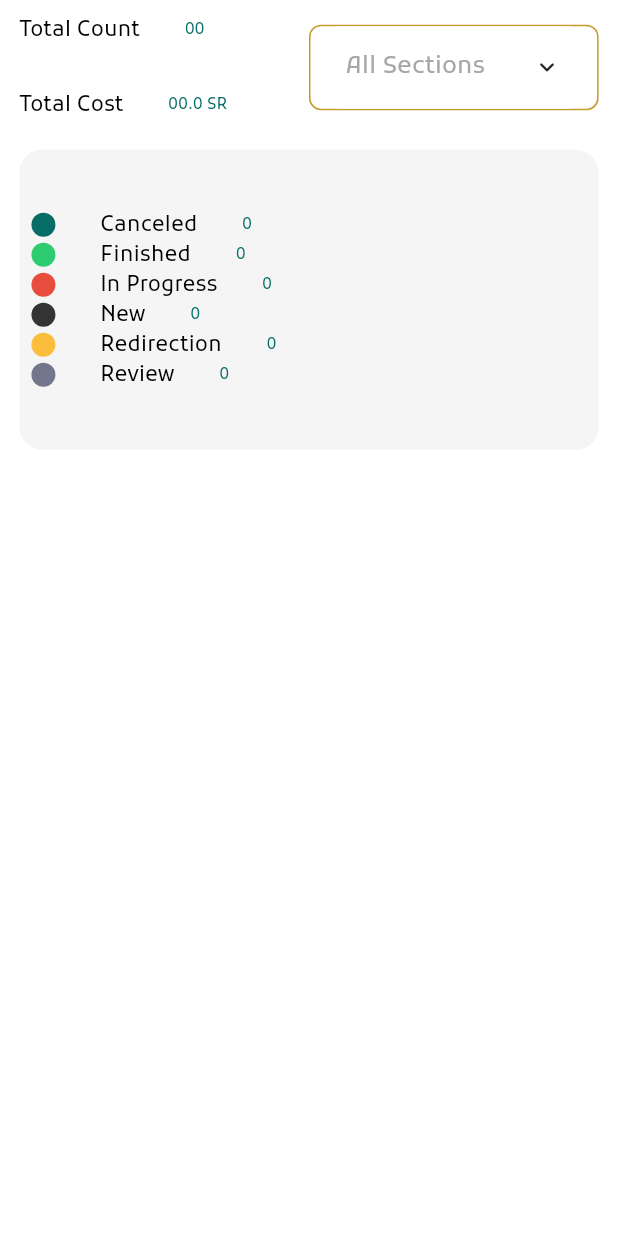
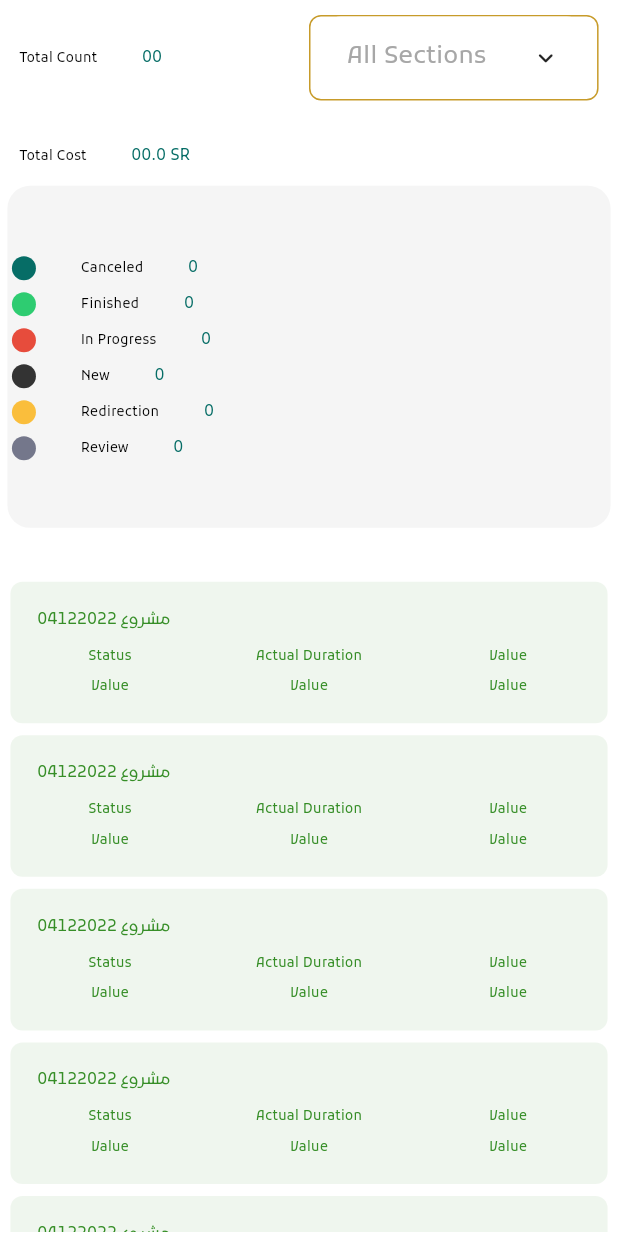
Before and after one commit to oualiddahdi/mms, a Flutter app: the IRRequestsReportsScreen screen opened directly, on a phone screen of 412 x 824 dp. Run offline on Flutter 3.47's test engine with Material 3 defaults, Android fonts, the phone set to English and light mode, and no system bars; our stand-ins replace animated_custom_dropdown, cached_network_image, connectivity_plus, delightful_toast, easy_localization, equatable and 9 more; missing offline and left inert: flutter_material_symbols, jhijri; accounts and stored records are empty; network calls fail.

Commit message:
edit HomePage ,IRRequestsReportsScreen, ProjectsReportsScreen,VisitsReportsScreen, HomeScreen

```diff
--- a/lib/core/utils/image_constant.dart
+++ b/lib/core/utils/image_constant.dart
@@ -21,6 +21,8 @@ class ImageConstant {
   static String datetime = 'assets/images/datetime.svg';
   static String calendarAdd = 'assets/images/calendar_add.svg';
 
+  static String rocketchat = '$imagePath/rocketchat.svg';
+  static String bell = '$imagePath/bell-solid.svg';
 
 
 }
--- a/lib/presentation/home_screen/ reports_screen/ir_requests_reports_screen/ir_requests_reports_screen.dart
+++ b/lib/presentation/home_screen/ reports_screen/ir_requests_reports_screen/ir_requests_reports_screen.dart
@@ -2,8 +2,11 @@ import 'package:animated_custom_dropdown/custom_dropdown.dart';
 import 'package:easy_localization/easy_localization.dart';
 import 'package:flutter/cupertino.dart';
 import 'package:flutter/material.dart';
+import 'package:get/route_manager.dart';
 import 'package:project/core/utils/color_constant.dart';
 import 'package:project/core/utils/size_utils.dart';
+import 'package:project/presentation/project_details_screen/project_details_screen.dart';
+import 'package:project/theme/custom_text_style.dart';
 import 'package:project/theme/theme_helper.dart';
 import 'package:syncfusion_flutter_charts/charts.dart';
 
@@ -11,12 +14,11 @@ class IRRequestsReportsScreen extends StatefulWidget {
   const IRRequestsReportsScreen({super.key});
 
   @override
-  _IRRequestsReportsScreenState createState() => _IRRequestsReportsScreenState();
+  _IRRequestsReportsScreenState createState() =>
+      _IRRequestsReportsScreenState();
 }
 
 class _IRRequestsReportsScreenState extends State<IRRequestsReportsScreen> {
-
-
   List<Map<String, dynamic>> data = [
     {
       'value': 0,
@@ -59,8 +61,13 @@ class _IRRequestsReportsScreenState extends State<IRRequestsReportsScreen> {
   ];
 
   final jobRoleCtrl = TextEditingController();
-  var itemSections = ['first_sections'.tr(), 'second_sections'.tr(), 'third_sections'.tr(), 'fourth_sections'.tr(), 'all_sections'.tr()];
-
+  var itemSections = [
+    'first_sections'.tr(),
+    'second_sections'.tr(),
+    'third_sections'.tr(),
+    'fourth_sections'.tr(),
+    'all_sections'.tr()
+  ];
 
   @override
   Widget build(BuildContext context) {
@@ -74,20 +81,22 @@ class _IRRequestsReportsScreenState extends State<IRRequestsReportsScreen> {
   }
 
   Widget _buildReportBody() {
-    return  Column(
+    return SingleChildScrollView(
+      child: Column(
         children: [
           _buildTotalCountRow(),
           _buildChart(),
           SizedBox(height: 14.h),
-        // _listItem()
+          _buildScrollableList()
         ],
+      ),
     );
-
   }
 
   Widget _buildChart() {
     return Container(
-      margin: const EdgeInsets.all(10),
+      padding: const EdgeInsets.only(bottom: 15, top: 15, left: 3, right: 3),
+      margin: const EdgeInsets.all(2),
       decoration: ShapeDecoration(
         color: const Color(0xFFF5F5F5),
         shape: RoundedRectangleBorder(
@@ -97,20 +106,19 @@ class _IRRequestsReportsScreenState extends State<IRRequestsReportsScreen> {
       child: Row(
         children: [
           Expanded(
-            child: Padding(
-              padding: const EdgeInsets.all(8.0),
             child: _buildAdvancedContainers(),
           ),
-          ),
           Expanded(
-            child: SizedBox(
-              height: 200.0, // Set your desired height
+            child: FittedBox(
+              fit: BoxFit.scaleDown,
               child: SfCircularChart(
                 series: <CircularSeries>[
                   DoughnutSeries<Map<String, dynamic>, String>(
                     dataSource: data,
-                    xValueMapper: (Map<String, dynamic> data, _) => data['label'],
-                    yValueMapper: (Map<String, dynamic> data, _) => data['value'],
+                    xValueMapper: (Map<String, dynamic> data, _) =>
+                        data['label'],
+                    yValueMapper: (Map<String, dynamic> data, _) =>
+                        data['value'],
                     pointColorMapper: (Map<String, dynamic> data, _) =>
                         data['color'],
                     dataLabelSettings: const DataLabelSettings(isVisible: true),
@@ -129,22 +137,22 @@ class _IRRequestsReportsScreenState extends State<IRRequestsReportsScreen> {
     );
   }
 
-
   Widget _buildAdvancedContainers() {
     return ListView.builder(
       shrinkWrap: true,
       physics: const NeverScrollableScrollPhysics(),
       itemCount: data.length,
       itemBuilder: (context, index) {
-        return  _buildData(data[index]['label']!.toString(),
+        return _buildData(data[index]['label']!.toString(),
             data[index]['value']!.toString(), data[index]['color']);
-
       },
     );
   }
 
-  Widget _buildData(String label, String value,Color? color) {
-    return Row(
+  Widget _buildData(String label, String value, Color? color) {
+    return Container(
+      margin: const EdgeInsets.only(top: 5, bottom: 3),
+      child: Row(
         children: [
           Container(
             width: 16,
@@ -157,36 +165,44 @@ class _IRRequestsReportsScreenState extends State<IRRequestsReportsScreen> {
           SizedBox(width: 14.h),
           _buildDataRow(label, value),
         ],
+      ),
     );
   }
 
   Widget _buildTotalCountRow() {
+    bool isArabic = Localizations.localeOf(context).languageCode == 'ar';
+
     return Container(
       margin: const EdgeInsets.all(10),
-      child: Row(
-        mainAxisAlignment: MainAxisAlignment.spaceBetween,
+      child: Column(
+        children: [
+          Row(
             children: [
               Expanded(
-            child: Column(
-              children: [
-                _buildDataRow('total_count', '00'),
-                SizedBox(height: 14.h),
-                _buildDataRow('total_cost', '00.0${'sr'.tr()}'),
-              ],
+                child: FittedBox(
+                  alignment:
+                      isArabic ? Alignment.centerRight : Alignment.centerLeft,
+                  fit: BoxFit.scaleDown,
+                  // or BoxFit.contain depending on your preference
+                  child: _buildDataRow('total_count', '00'),
                 ),
               ),
-
               Expanded(
                 child: Container(
-              padding: EdgeInsets.only(right: 10.v,left: 10.v),
+                  padding: EdgeInsets.symmetric(
+                    horizontal: MediaQuery.of(context).size.width *
+                        0.02, // تعديل النسبة حسب احتياجات التصميم
+                  ),
                   decoration: ShapeDecoration(
                     shape: RoundedRectangleBorder(
-                  side: const BorderSide(width: 1, color: ColorConstant.primaryGold),
+                      side: const BorderSide(
+                          width: 1, color: ColorConstant.primaryGold),
                       borderRadius: BorderRadius.circular(8),
                     ),
                   ),
                   child: CustomDropdown(
-                items:itemSections,
+                    listItemStyle: const TextStyle(fontSize: 14),
+                    items: itemSections,
                     hintText: 'all_sections'.tr(),
                     controller: jobRoleCtrl,
                   ),
@@ -194,14 +210,19 @@ class _IRRequestsReportsScreenState extends State<IRRequestsReportsScreen> {
               )
             ],
           ),
+          SizedBox(height: 14.h),
+          _buildDataRow('total_cost', '00.0${'sr'.tr()}'),
+        ],
+      ),
     );
   }
-
 
   Widget _buildDataRow(String label, String value) {
     return Row(
       children: [
-        Text(label, style: theme.textTheme.labelLarge).tr(),
+        Text(label,
+                style: theme.textTheme.labelLarge!.copyWith(fontSize: 12.fSize))
+            .tr(),
         SizedBox(width: 14.h),
         Text(value,
                 style: TextStyle(
@@ -211,97 +232,88 @@ class _IRRequestsReportsScreenState extends State<IRRequestsReportsScreen> {
     );
   }
 
-  Widget _listItem(){
+  Widget _buildScrollableList() {
+    const itemCount =
+        5; // Change this to the actual number of items in your list
+    return ListView.builder(
+      physics: NeverScrollableScrollPhysics(),
+      // Disable scrolling for the inner list
+      shrinkWrap: true,
+      // Allow the list to take the height it needs
+      itemCount: itemCount,
+      // projctList.length, // Replace with the actual number of items in your list
+      itemBuilder: (BuildContext context, int index) {
+        // Replace the return statement with your list item widget
+        return InkWell(
+          onTap: () {
+            Get.to(const ProjectDetailsScreen());
+          },
+          child: Padding(
+            padding: const EdgeInsets.all(4.0),
+            child: Container(
+              padding: const EdgeInsets.only(bottom: 18, top: 18),
+              decoration: ShapeDecoration(
+                color: ColorConstant.secondaryColor14368E27,
+                shape: RoundedRectangleBorder(
+                    borderRadius: BorderRadius.circular(8)),
+              ),
+              child: Column(
+                crossAxisAlignment: CrossAxisAlignment.start,
+                children: [
+                  Container(
+                    margin:
+                        const EdgeInsets.only(right: 18, left: 18, bottom: 10),
+                    child: Text(
+                      "مشروع 04122022".tr(),
+                      style: CustomTextStyles.labelMediumBluegray300.copyWith(
+                        fontSize: 14.0.v,
+                        color: ColorConstant.secondaryColor368E27,
+                      ),
+                    ),
+                  ),
+                  Row(
+                    children: [
+                      Expanded(
+                        child: _buildInfoColumn("status", "Regular 3.76%"),
+                      ),
+                      Expanded(
+                        child: _buildInfoColumn("actualDuration", "365 days"),
+                      ),
+                      Expanded(
+                        child: _buildInfoColumn("value", "4,000,000 SAR"),
+                      ),
+                    ],
+                  ),
+                ],
+              ),
+            ),
+          ),
+        );
+      },
+    );
+  }
+
+  Widget _buildInfoColumn(String label, String value) {
     return Column(
       children: [
-        Container(
-          width: 344,
-          height: 500,
-          decoration: ShapeDecoration(
-            color: const Color(0x14A0AF9D),
-            shape: RoundedRectangleBorder(borderRadius: BorderRadius.circular(8)),
+        Text(
+          label,
+          style: TextStyle(
+              color: ColorConstant.secondaryColor368E27, fontSize: 12.v),
+          overflow: TextOverflow.ellipsis, // or TextOverflow.clip
+          maxLines: 1,
+        ).tr(),
+        SizedBox(
+          height: 10.v,
         ),
-        ),
-        const Text(
-          'مشروع 04122022',
-          textAlign: TextAlign.center,
+        Text(
+          "value",
           style: TextStyle(
-            color: Color(0xFF358E27),
-            fontSize: 14,
-            fontFamily: 'Neo Sans Arabic',
-            fontWeight: FontWeight.w400,
-            height: 0,
-          ),
-        ),
-        const Text(
-          'الحالة',
-          textAlign: TextAlign.center,
-          style: TextStyle(
-            color: Color(0xFF368E27),
-            fontSize: 14,
-            fontFamily: 'Neo Sans Arabic',
-            fontWeight: FontWeight.w400,
-            height: 0,
-          ),
-        ),
-        const Text(
-          'منتظم 0.006%',
-          textAlign: TextAlign.center,
-          style: TextStyle(
-            color: Color(0xFF368E27),
-            fontSize: 12,
-            fontFamily: 'Neo Sans Arabic',
-            fontWeight: FontWeight.w400,
-            height: 0,
-          ),
-        ),
-        const Text(
-          '15 يوم',
-          textAlign: TextAlign.center,
-          style: TextStyle(
-            color: Color(0xFF368E27),
-            fontSize: 12,
-            fontFamily: 'Neo Sans Arabic',
-            fontWeight: FontWeight.w400,
-            height: 0,
-          ),
-        ),
-        const Text(
-          '454,500.00 ر.س',
-          textAlign: TextAlign.center,
-          style: TextStyle(
-            color: Color(0xFF368E27),
-            fontSize: 12,
-            fontFamily: 'Neo Sans Arabic',
-            fontWeight: FontWeight.w400,
-            height: 0,
-          ),
-        ),
-        const Text(
-          'المدة الفعلية',
-          textAlign: TextAlign.center,
-          style: TextStyle(
-            color: Color(0xFF368E27),
-            fontSize: 14,
-            fontFamily: 'Neo Sans Arabic',
-            fontWeight: FontWeight.w400,
-            height: 0,
-          ),
-        ),
-        const Text(
-          'القيمة',
-          textAlign: TextAlign.center,
-          style: TextStyle(
-            color: Color(0xFF368E27),
-            fontSize: 14,
-            fontFamily: 'Neo Sans Arabic',
-            fontWeight: FontWeight.w400,
-            height: 0,
-          ),
-        ),
+              color: ColorConstant.secondaryColor368E27, fontSize: 12.v),
+          overflow: TextOverflow.ellipsis, // or TextOverflow.clip
+          maxLines: 1,
+        ).tr(),
       ],
     );
-
   }
-
 }
--- a/lib/presentation/home_screen/home_screen.dart
+++ b/lib/presentation/home_screen/home_screen.dart
@@ -18,9 +18,9 @@ class HomeScreen extends StatefulWidget {
 
 class _HomeScreenState extends State<HomeScreen> {
   final List<Widget> _tabs = [
-    ProjectsReportsScreen(),
-    IRRequestsReportsScreen(),
-    VisitsReportsScreen()
+    const ProjectsReportsScreen(),
+    const IRRequestsReportsScreen(),
+    const VisitsReportsScreen()
   ];
 
   @override
--- a/pubspec.yaml
+++ b/pubspec.yaml
@@ -91,6 +91,7 @@ dependencies:
 
   animated_custom_dropdown: ^1.5.0
 
+  font_awesome_flutter: ^9.1.0
 
 
 dev_dependencies:
```
Also changed, not shown: lib/presentation/home_page/home_page.dart (+40 -5 lines), lib/presentation/home_screen/ reports_screen/projects_reports_screen/projects_reports_screen.dart (+102 -100 lines), lib/presentation/home_screen/ reports_screen/visits_reports_screen/visits_reports_screen.dart (+118 -107 lines), assets/images/bell-solid.svg (added), assets/images/rocketchat.svg (added), pubspec.lock. Lines whose indentation alone changed are shown as unchanged.
